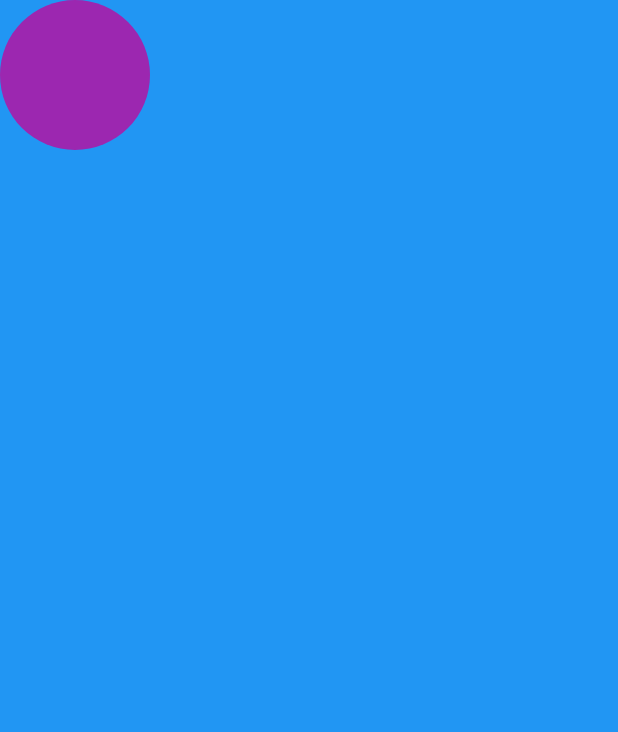
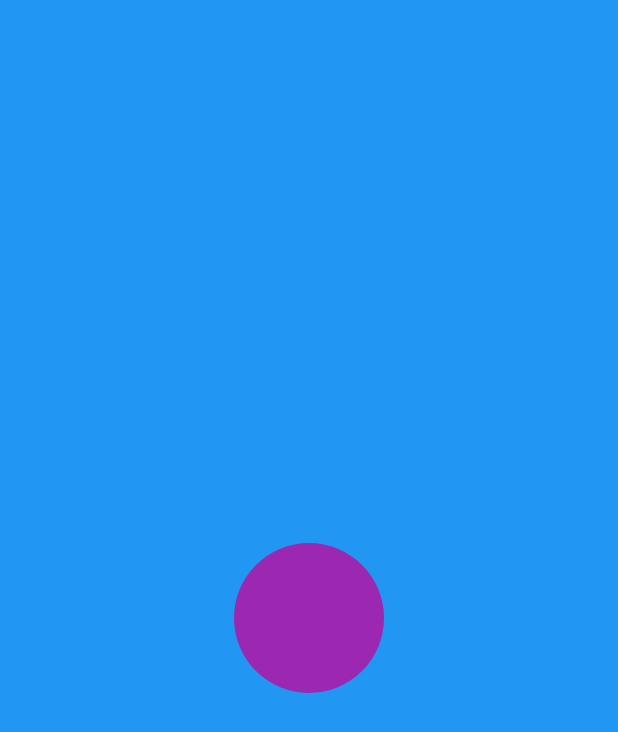
Before and after one commit to sakurakotubaki/Flutter-StarAnimation, a Flutter app: the screen it shows after launch, on a phone screen of 412 x 824 dp. Shown: the top 732 px of the screen. Run offline on Flutter 3.47's test engine with Material 2 defaults, Android fonts, the phone set to English and light mode, and no system bars.

Commit message:
_buttonRadius OK

```diff
--- a/lib/pages/home_page.dart
+++ b/lib/pages/home_page.dart
@@ -8,6 +8,9 @@ class HomePage extends StatefulWidget {
 }
 
 class _HomePageState extends State<HomePage> {
+
+  double _buttonRadius = 100;
+
   @override
   Widget build(BuildContext context) {
     return Scaffold(
@@ -33,16 +36,18 @@ class _HomePageState extends State<HomePage> {
   // 円形のコンテナの関数
   Widget _circularAnimationButton() {
     // GestureDetectorは、画面のタップやスワイプに関する処理を実装することができるので、アプリ開発には欠かせないウィジェット
-    return GestureDetector(
-      onTap: () {
-        print("Tapped");
-      },
-      child: Container(
-        height: 100,
-        width: 100,
-        decoration: BoxDecoration(
-          color: Colors.purple,
-          borderRadius: BorderRadius.circular(100),
+    return Center( // Centarでラップするとボタンを中央寄せにする
+      child: GestureDetector(
+        onTap: () {
+        },
+        child: AnimatedContainer(
+          duration: const Duration(seconds: 2), // 持続時間2秒
+          height: 100,
+          width: _buttonRadius,
+          decoration: BoxDecoration(
+            color: Colors.purple,
+            borderRadius: BorderRadius.circular(_buttonRadius),
+          ),
         ),
       ),
     );
```
